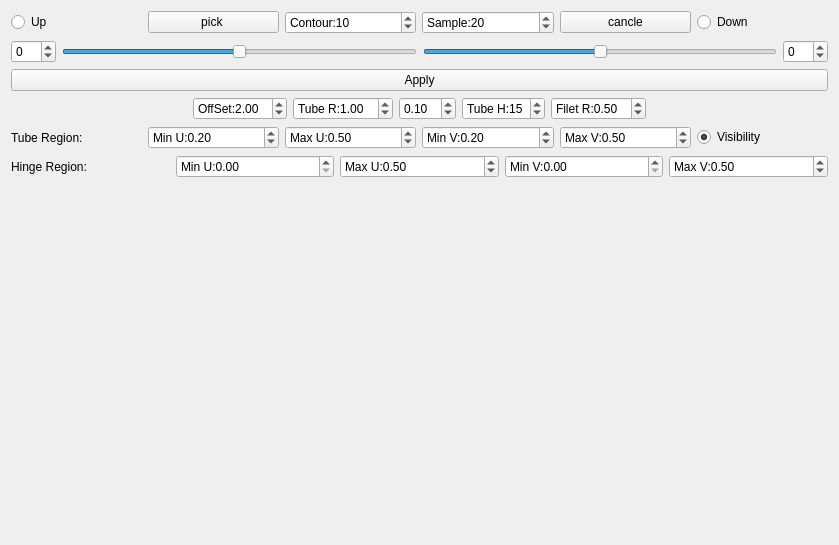
Old version of the form SurfaceFormWidget.ui in the repository lihouxing-sjtu/SurfBuilder.
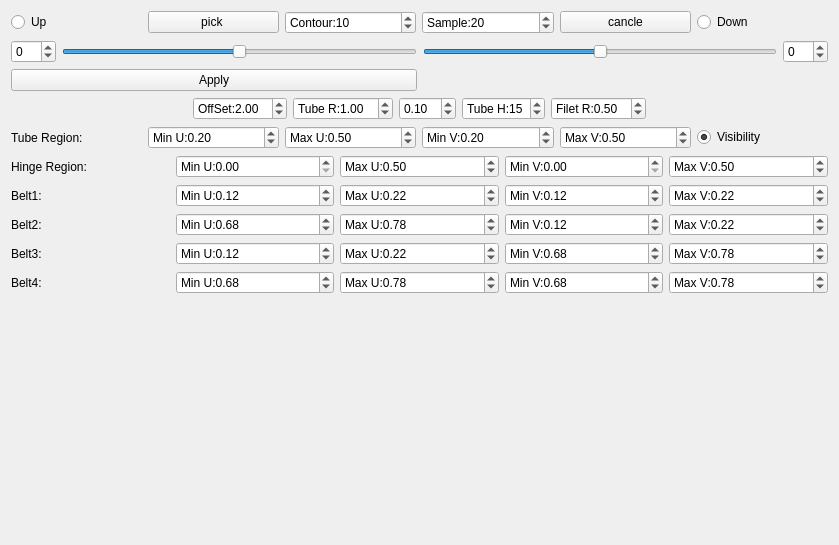
New version of the form.

Patch:
```diff
--- a/SurfaceFormWidget.ui
+++ b/SurfaceFormWidget.ui
@@ -14,7 +14,7 @@
    <string>Form</string>
   </property>
   <layout class="QGridLayout" name="gridLayout">
-   <item row="0" column="0">
+   <item row="0" column="0" colspan="2">
     <layout class="QHBoxLayout" name="horizontalLayout">
      <item>
       <widget class="QRadioButton" name="UpRadioButton">
@@ -72,7 +72,7 @@
      </item>
     </layout>
    </item>
-   <item row="1" column="0">
+   <item row="1" column="0" colspan="2">
     <layout class="QHBoxLayout" name="horizontalLayout_2">
      <item>
       <widget class="QSpinBox" name="StartPositionSpinBox">
@@ -117,7 +117,7 @@
      </property>
     </widget>
    </item>
-   <item row="3" column="0">
+   <item row="3" column="0" colspan="2">
     <layout class="QHBoxLayout" name="horizontalLayout_3">
      <item>
       <spacer name="horizontalSpacer">
@@ -197,7 +197,7 @@
      </item>
     </layout>
    </item>
-   <item row="4" column="0">
+   <item row="4" column="0" colspan="2">
     <layout class="QHBoxLayout" name="horizontalLayout_4">
      <item>
       <widget class="QLabel" name="label">
@@ -285,7 +285,7 @@
      </item>
     </layout>
    </item>
-   <item row="5" column="0">
+   <item row="5" column="0" colspan="2">
     <layout class="QHBoxLayout" name="horizontalLayout_5">
      <item>
       <widget class="QLabel" name="label_2">
@@ -342,7 +342,301 @@
      </item>
     </layout>
    </item>
-   <item row="6" column="0">
+   <item row="6" column="0" colspan="2">
+    <layout class="QHBoxLayout" name="horizontalLayout_6">
+     <item>
+      <widget class="QLabel" name="label_3">
+       <property name="text">
+        <string>Belt1:</string>
+       </property>
+      </widget>
+     </item>
+     <item>
+      <widget class="QDoubleSpinBox" name="Belt1MinUDoubleSpinBox">
+       <property name="prefix">
+        <string>Min U:</string>
+       </property>
+       <property name="maximum">
+        <double>1.000000000000000</double>
+       </property>
+       <property name="singleStep">
+        <double>0.010000000000000</double>
+       </property>
+       <property name="value">
+        <double>0.120000000000000</double>
+       </property>
+      </widget>
+     </item>
+     <item>
+      <widget class="QDoubleSpinBox" name="Belt1MaxUDoubleSpinBox">
+       <property name="prefix">
+        <string>Max U:</string>
+       </property>
+       <property name="singleStep">
+        <double>0.010000000000000</double>
+       </property>
+       <property name="value">
+        <double>0.220000000000000</double>
+       </property>
+      </widget>
+     </item>
+     <item>
+      <widget class="QDoubleSpinBox" name="Belt1MinVDoubleSpinBox">
+       <property name="prefix">
+        <string>Min V:</string>
+       </property>
+       <property name="maximum">
+        <double>1.000000000000000</double>
+       </property>
+       <property name="singleStep">
+        <double>0.010000000000000</double>
+       </property>
+       <property name="value">
+        <double>0.120000000000000</double>
+       </property>
+      </widget>
+     </item>
+     <item>
+      <widget class="QDoubleSpinBox" name="Belt1MaxVDoubleSpinBox">
+       <property name="prefix">
+        <string>Max V:</string>
+       </property>
+       <property name="maximum">
+        <double>1.000000000000000</double>
+       </property>
+       <property name="singleStep">
+        <double>0.010000000000000</double>
+       </property>
+       <property name="value">
+        <double>0.220000000000000</double>
+       </property>
+      </widget>
+     </item>
+    </layout>
+   </item>
+   <item row="7" column="0" colspan="2">
+    <layout class="QHBoxLayout" name="horizontalLayout_7">
+     <item>
+      <widget class="QLabel" name="label_4">
+       <property name="text">
+        <string>Belt2:</string>
+       </property>
+      </widget>
+     </item>
+     <item>
+      <widget class="QDoubleSpinBox" name="Belt2MinUDoubleSpinBox">
+       <property name="prefix">
+        <string>Min U:</string>
+       </property>
+       <property name="maximum">
+        <double>1.000000000000000</double>
+       </property>
+       <property name="singleStep">
+        <double>0.010000000000000</double>
+       </property>
+       <property name="value">
+        <double>0.680000000000000</double>
+       </property>
+      </widget>
+     </item>
+     <item>
+      <widget class="QDoubleSpinBox" name="Belt2MaxUDoubleSpinBox">
+       <property name="prefix">
+        <string>Max U:</string>
+       </property>
+       <property name="singleStep">
+        <double>0.010000000000000</double>
+       </property>
+       <property name="value">
+        <double>0.780000000000000</double>
+       </property>
+      </widget>
+     </item>
+     <item>
+      <widget class="QDoubleSpinBox" name="Belt2MinVDoubleSpinBox">
+       <property name="prefix">
+        <string>Min V:</string>
+       </property>
+       <property name="maximum">
+        <double>1.000000000000000</double>
+       </property>
+       <property name="singleStep">
+        <double>0.010000000000000</double>
+       </property>
+       <property name="value">
+        <double>0.120000000000000</double>
+       </property>
+      </widget>
+     </item>
+     <item>
+      <widget class="QDoubleSpinBox" name="Belt2MaxVDoubleSpinBox">
+       <property name="prefix">
+        <string>Max V:</string>
+       </property>
+       <property name="maximum">
+        <double>1.000000000000000</double>
+       </property>
+       <property name="singleStep">
+        <double>0.010000000000000</double>
+       </property>
+       <property name="value">
+        <double>0.220000000000000</double>
+       </property>
+      </widget>
+     </item>
+    </layout>
+   </item>
+   <item row="8" column="0" colspan="2">
+    <layout class="QHBoxLayout" name="horizontalLayout_8">
+     <item>
+      <widget class="QLabel" name="label_5">
+       <property name="text">
+        <string>Belt3:</string>
+       </property>
+      </widget>
+     </item>
+     <item>
+      <widget class="QDoubleSpinBox" name="Belt3MinUDoubleSpinBox">
+       <property name="prefix">
+        <string>Min U:</string>
+       </property>
+       <property name="maximum">
+        <double>1.000000000000000</double>
+       </property>
+       <property name="singleStep">
+        <double>0.010000000000000</double>
+       </property>
+       <property name="value">
+        <double>0.120000000000000</double>
+       </property>
+      </widget>
+     </item>
+     <item>
+      <widget class="QDoubleSpinBox" name="Belt3MaxUDoubleSpinBox">
+       <property name="prefix">
+        <string>Max U:</string>
+       </property>
+       <property name="maximum">
+        <double>1.000000000000000</double>
+       </property>
+       <property name="singleStep">
+        <double>0.010000000000000</double>
+       </property>
+       <property name="value">
+        <double>0.220000000000000</double>
+       </property>
+      </widget>
+     </item>
+     <item>
+      <widget class="QDoubleSpinBox" name="Belt3MinVDoubleSpinBox">
+       <property name="prefix">
+        <string>Min V:</string>
+       </property>
+       <property name="maximum">
+        <double>1.000000000000000</double>
+       </property>
+       <property name="singleStep">
+        <double>0.010000000000000</double>
+       </property>
+       <property name="value">
+        <double>0.680000000000000</double>
+       </property>
+      </widget>
+     </item>
+     <item>
+      <widget class="QDoubleSpinBox" name="Belt3MaxVDoubleSpinBox">
+       <property name="prefix">
+        <string>Max V:</string>
+       </property>
+       <property name="maximum">
+        <double>1.000000000000000</double>
+       </property>
+       <property name="singleStep">
+        <double>0.010000000000000</double>
+       </property>
+       <property name="value">
+        <double>0.780000000000000</double>
+       </property>
+      </widget>
+     </item>
+    </layout>
+   </item>
+   <item row="9" column="0" colspan="2">
+    <layout class="QHBoxLayout" name="horizontalLayout_9">
+     <item>
+      <widget class="QLabel" name="label_6">
+       <property name="text">
+        <string>Belt4:</string>
+       </property>
+      </widget>
+     </item>
+     <item>
+      <widget class="QDoubleSpinBox" name="Belt4MinUDoubleSpinBox">
+       <property name="prefix">
+        <string>Min U:</string>
+       </property>
+       <property name="maximum">
+        <double>1.000000000000000</double>
+       </property>
+       <property name="singleStep">
+        <double>0.010000000000000</double>
+       </property>
+       <property name="value">
+        <double>0.680000000000000</double>
+       </property>
+      </widget>
+     </item>
+     <item>
+      <widget class="QDoubleSpinBox" name="Belt4MaxUDoubleSpinBox">
+       <property name="prefix">
+        <string>Max U:</string>
+       </property>
+       <property name="maximum">
+        <double>1.000000000000000</double>
+       </property>
+       <property name="singleStep">
+        <double>0.010000000000000</double>
+       </property>
+       <property name="value">
+        <double>0.780000000000000</double>
+       </property>
+      </widget>
+     </item>
+     <item>
+      <widget class="QDoubleSpinBox" name="Belt4MinVDoubleSpinBox">
+       <property name="prefix">
+        <string>Min V:</string>
+       </property>
+       <property name="maximum">
+        <double>1.000000000000000</double>
+       </property>
+       <property name="singleStep">
+        <double>0.010000000000000</double>
+       </property>
+       <property name="value">
+        <double>0.680000000000000</double>
+       </property>
+      </widget>
+     </item>
+     <item>
+      <widget class="QDoubleSpinBox" name="Belt4MaxVDoubleSpinBox">
+       <property name="prefix">
+        <string>Max V:</string>
+       </property>
+       <property name="maximum">
+        <double>1.000000000000000</double>
+       </property>
+       <property name="singleStep">
+        <double>0.010000000000000</double>
+       </property>
+       <property name="value">
+        <double>0.780000000000000</double>
+       </property>
+      </widget>
+     </item>
+    </layout>
+   </item>
+   <item row="10" column="1">
     <spacer name="verticalSpacer">
      <property name="orientation">
       <enum>Qt::Vertical</enum>
```
